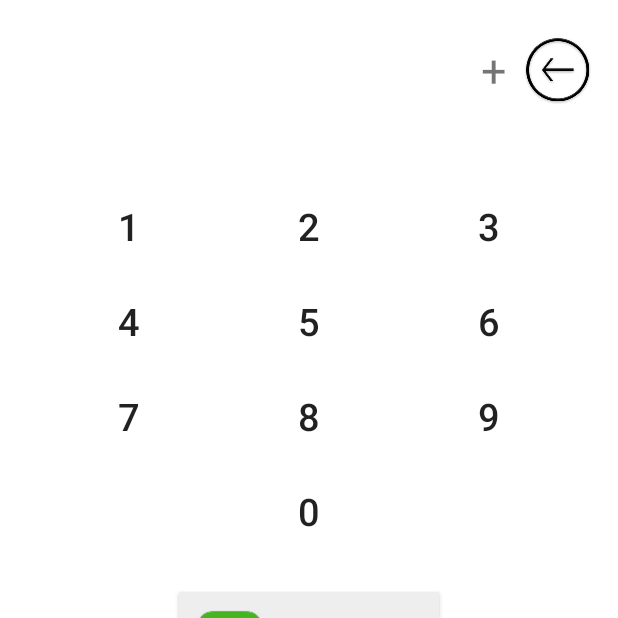
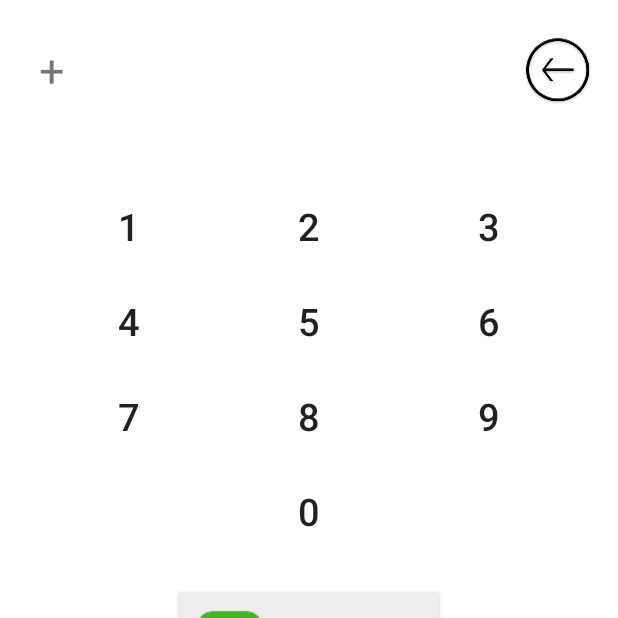
Before and after one commit to KB50-G1/w2.dialerApp, an Android app: the DialerActivity screen opened directly, with no data from a screen before it, on a phone screen of 412 x 824 dp, the top half of it. Run offline under Robolectric (Android 15) with nearby library versions, the light colour scheme and no system bars.

Commit message:
Quick fix last merge

```diff
--- a/app/src/main/res/layout/activity_dialer.xml
+++ b/app/src/main/res/layout/activity_dialer.xml
@@ -21,7 +21,7 @@
             android:layout_width="wrap_content"
             android:layout_height="wrap_content"
             android:layout_weight="1"
-            android:gravity="right"
+            android:gravity="left"
             android:maxLines="1"
             android:padding="10dp"
             android:text="+"
```
